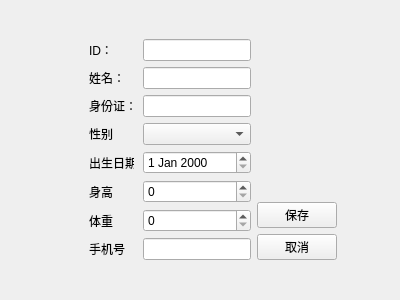
Before: the Qt Designer form lab3/Lab3/patienteditview.ui in chenweifff/QT, drawn with Qt 5.
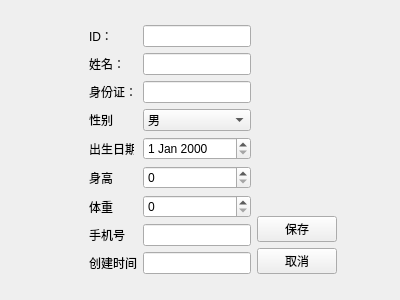
After: the same form once the commit is applied.

Commit message: 添加，删除，修改患者信息，设置uuid和时间

```diff
--- a/lab3/Lab3/patienteditview.ui
+++ b/lab3/Lab3/patienteditview.ui
@@ -115,6 +115,16 @@
              <height>16777215</height>
             </size>
            </property>
+           <item>
+            <property name="text">
+             <string>男</string>
+            </property>
+           </item>
+           <item>
+            <property name="text">
+             <string>女</string>
+            </property>
+           </item>
           </widget>
          </item>
          <item row="4" column="0">
@@ -167,7 +177,17 @@
           </widget>
          </item>
          <item row="7" column="1">
-          <widget class="QLineEdit" name="lineEdit_4"/>
+          <widget class="QLineEdit" name="dbMobile"/>
+         </item>
+         <item row="8" column="0">
+          <widget class="QLabel" name="label_9">
+           <property name="text">
+            <string>创建时间</string>
+           </property>
+          </widget>
+         </item>
+         <item row="8" column="1">
+          <widget class="QLineEdit" name="dbCreateTime"/>
          </item>
         </layout>
        </item>
```
Left out of the diff: 14 changed lines with no effect on the pictures. The commit also changes 11 other files.
